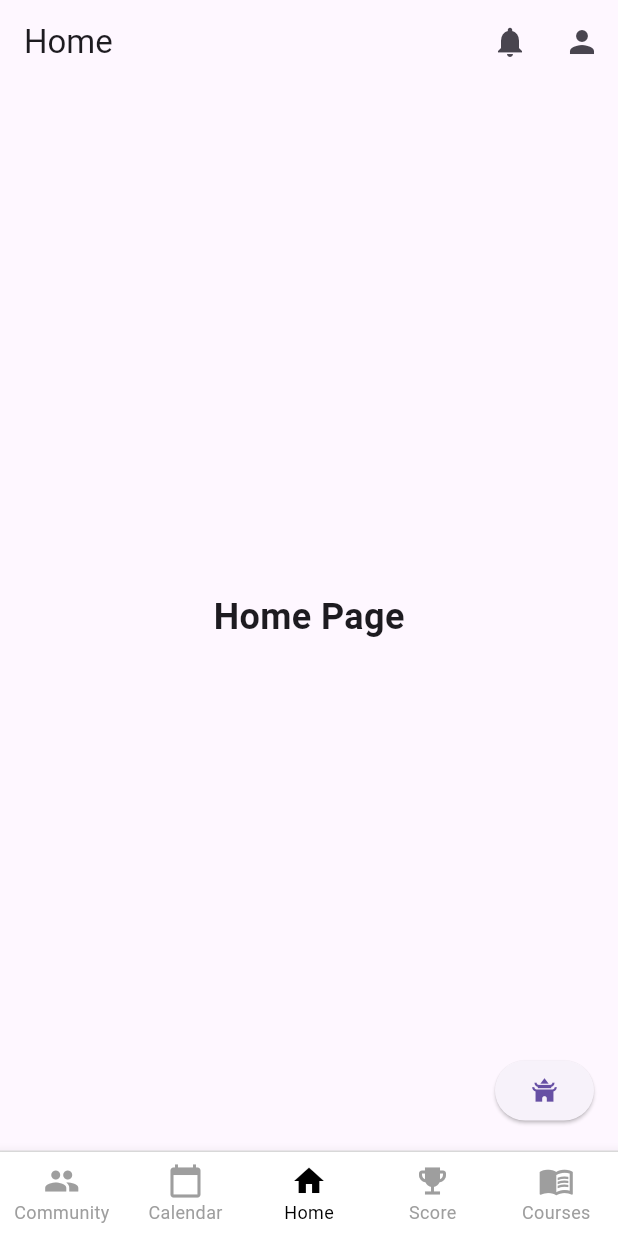
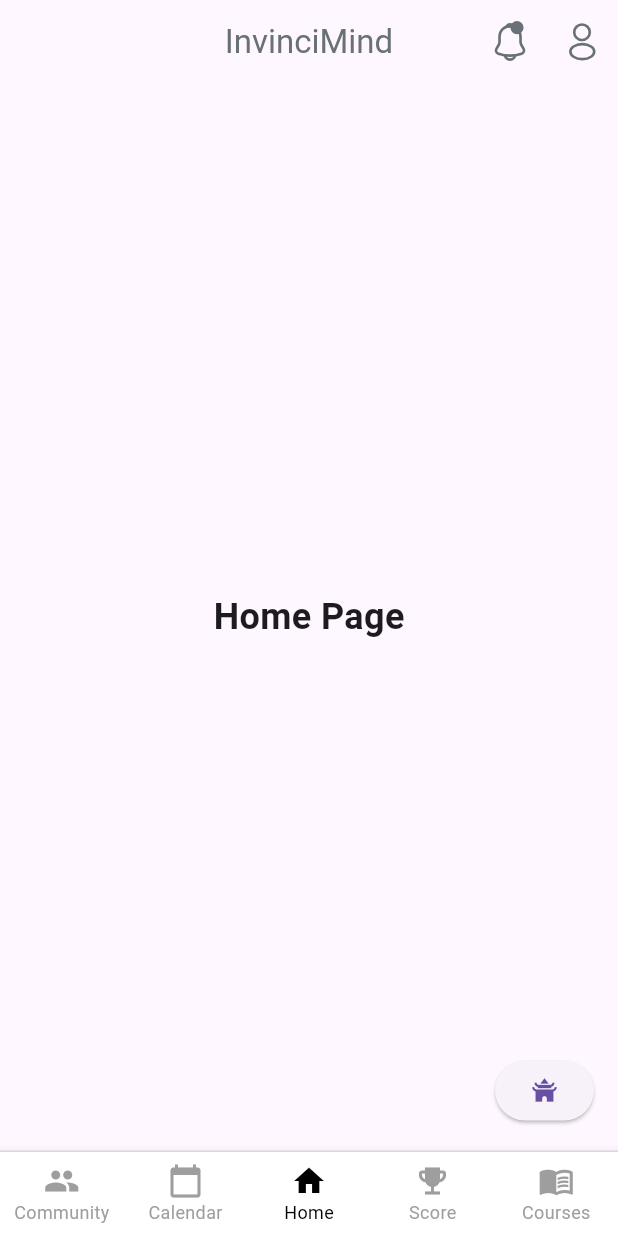
Before and after one commit to Harini-Sritharar/LLM-based-Mobile-App-for-Mental-Health, a Flutter app: the screen it shows after launch, on a phone screen of 412 x 824 dp. Run offline on Flutter 3.47's test engine with Material 3 defaults, Android fonts, the phone set to English and light mode, and no system bars; our stand-ins replace flutter_svg.

```diff
--- a/llm_based_sat_app/lib/screens/home_page.dart
+++ b/llm_based_sat_app/lib/screens/home_page.dart
@@ -1,40 +1,25 @@
 import 'package:flutter/material.dart';
+import 'package:llm_based_sat_app/widgets/custom_app_bar.dart';
 import 'profile_page.dart';
 
 class HomePage extends StatelessWidget {
   final Function(int) onItemTapped;
   final int selectedIndex;
 
-  const HomePage(
-      {super.key, required this.onItemTapped, required this.selectedIndex});
+  const HomePage({
+    Key? key,
+    required this.onItemTapped,
+    required this.selectedIndex,
+  }) : super(key: key);
 
   @override
   Widget build(BuildContext context) {
     return Scaffold(
-      appBar: AppBar(
-        title: const Text('Home'),
-        actions: [
-          IconButton(
-            icon: const Icon(Icons.notifications),
-            onPressed: () {
-              // Handle notifications
-            },
-          ),
-          IconButton(
-            icon: const Icon(Icons.person),
-            onPressed: () {
-              Navigator.push(
-                context,
-                MaterialPageRoute(
-                  builder: (context) => ProfilePage(
-                    onItemTapped: onItemTapped,
-                    selectedIndex: selectedIndex,
-                  ),
-                ),
-              );
-            },
-          ),
-        ],
+      appBar: CustomAppBar(
+        title: "InvinciMind",
+        onItemTapped: onItemTapped,
+        selectedIndex: selectedIndex,
+        backButton: false,
       ),
       body: const Center(
         child: Text(
--- a/llm_based_sat_app/lib/widgets/custom_app_bar.dart
+++ b/llm_based_sat_app/lib/widgets/custom_app_bar.dart
@@ -1,7 +1,6 @@
 import 'package:flutter/material.dart';
 import 'package:flutter_svg/flutter_svg.dart';
-import '../../screens/profile_page.dart';
-
+import '../screens/profile_page.dart';
 
 class CustomAppBar extends StatelessWidget implements PreferredSizeWidget {
   final String title;
@@ -9,6 +8,7 @@ class CustomAppBar extends StatelessWidget implements PreferredSizeWidget {
   final VoidCallback? onBack;
   final Function(int) onItemTapped; // Function to update navbar index
   final int selectedIndex; // Current selected index
+  final bool backButton; // Optional parameter to control back button visibility
 
   const CustomAppBar({
     Key? key,
@@ -17,6 +17,7 @@ class CustomAppBar extends StatelessWidget implements PreferredSizeWidget {
     this.onBack,
     required this.onItemTapped,
     required this.selectedIndex,
+    this.backButton = true, // Default value is true
   }) : super(key: key);
 
   @override
@@ -29,10 +30,13 @@ class CustomAppBar extends StatelessWidget implements PreferredSizeWidget {
       centerTitle: true,
       backgroundColor: Colors.transparent, // Keep the background clean
       iconTheme: IconThemeData(color: textColor),
-      leading: IconButton(
+      leading: backButton
+          ? IconButton(
               icon: const Icon(Icons.arrow_back),
-        onPressed: onBack ?? () => Navigator.pop(context), // Default behavior
-      ),
+              onPressed:
+                  onBack ?? () => Navigator.pop(context), // Default behavior
+            )
+          : null, // No back button if backButton is false
       actions: [
         IconButton(
           icon: SvgPicture.asset(
@@ -51,7 +55,8 @@ class CustomAppBar extends StatelessWidget implements PreferredSizeWidget {
             colorFilter: ColorFilter.mode(textColor, BlendMode.srcIn),
           ),
           onPressed: () {
-            // Navigate to the profile page with parameters
+            // Check if the current route is ProfilePage
+            if (ModalRoute.of(context)?.settings.name != '/profile') {
               Navigator.push(
                 context,
                 MaterialPageRoute(
@@ -59,8 +64,10 @@ class CustomAppBar extends StatelessWidget implements PreferredSizeWidget {
                     onItemTapped: onItemTapped,
                     selectedIndex: selectedIndex,
                   ),
+                  settings: const RouteSettings(name: '/profile'), // Assign a name to the route
                 ),
               );
+            }
           },
         ),
       ],
```
Also changed, not shown: llm_based_sat_app/lib/screens/calendar_page.dart (+8 -25 lines), llm_based_sat_app/lib/screens/community_page.dart (+8 -25 lines), llm_based_sat_app/lib/screens/courses_page.dart (+8 -25 lines), llm_based_sat_app/lib/screens/score_page.dart (+6 -24 lines). Lines whose indentation alone changed are shown as unchanged.
